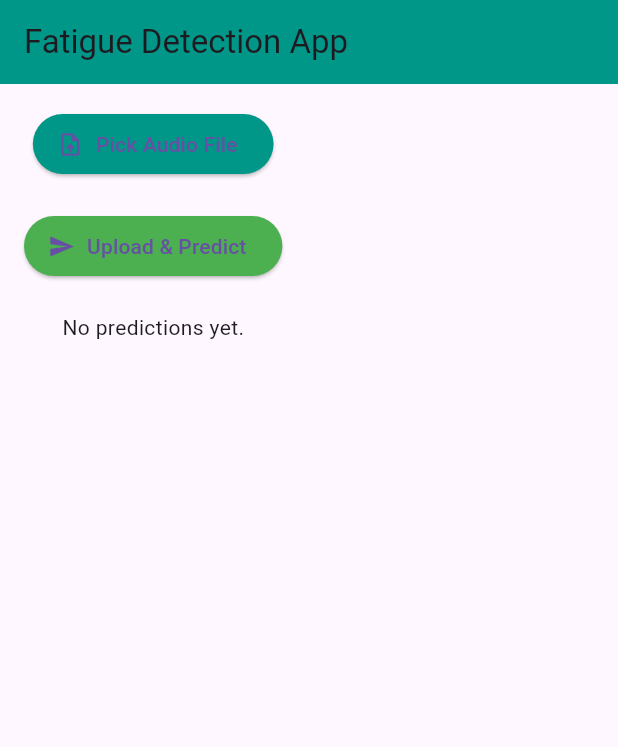
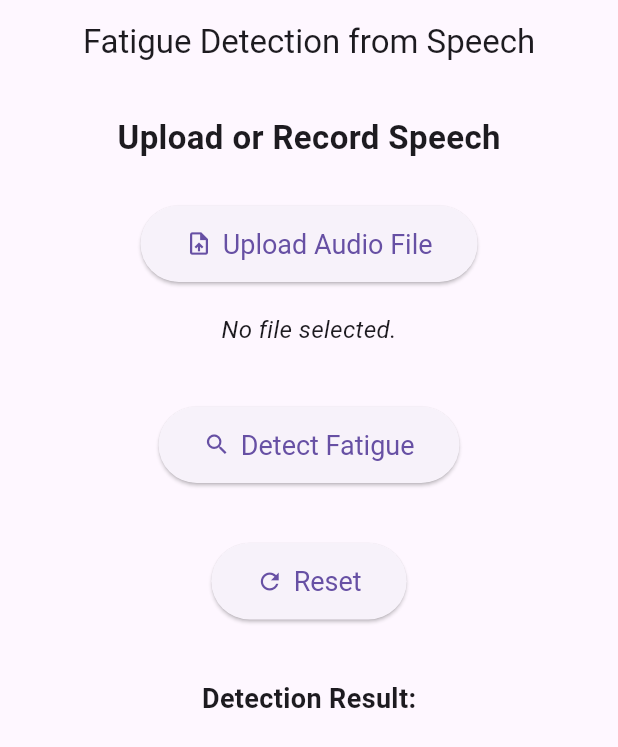
Before and after one commit to Harinirajaram/Fatigue_app, a Flutter app: the screen it shows after launch, on a phone screen of 412 x 824 dp. Shown: the top 747 px of the screen. Run offline on Flutter 3.47's test engine with Material 3 defaults, Android fonts, the phone set to English and light mode, and no system bars; our stand-ins replace file_picker, permission_handler.

Commit message:
Update main.dart

```diff
--- a/flutter_app_f/lib/main.dart
+++ b/flutter_app_f/lib/main.dart
@@ -1,152 +1,193 @@
-import 'dart:convert';
-import 'dart:io';
 import 'package:flutter/material.dart';
 import 'package:file_picker/file_picker.dart';
+import 'package:permission_handler/permission_handler.dart';
+import 'dart:io';
 import 'package:http/http.dart' as http;
-import 'package:path/path.dart' as path;
-import 'package:permission_handler/permission_handler.dart';
-import 'package:flutter_spinkit/flutter_spinkit.dart';
-import 'package:audioplayers/audioplayers.dart';
-import 'package:fluttertoast/fluttertoast.dart';
+import 'dart:convert'; // For json decoding
+import 'package:path/path.dart' as p;
 
 void main() {
-  runApp(MaterialApp(
-    home: const FatigueDetectionScreen(),
-    debugShowCheckedModeBanner: false,
-  ));
+  runApp(const FatigueDetectionApp());
 }
 
-class FatigueDetectionScreen extends StatefulWidget {
-  const FatigueDetectionScreen({Key? key}) : super(key: key);
+class FatigueDetectionApp extends StatelessWidget {
+  const FatigueDetectionApp({super.key});
 
   @override
-  _FatigueDetectionScreenState createState() => _FatigueDetectionScreenState();
+  Widget build(BuildContext context) {
+    return MaterialApp(
+      title: 'Fatigue Detection',
+      theme: ThemeData(primarySwatch: Colors.deepPurple),
+      home: const FatigueHomePage(),
+      debugShowCheckedModeBanner: false,
+    );
+  }
 }
 
-class _FatigueDetectionScreenState extends State<FatigueDetectionScreen> {
-  File? selectedFile;
-  List<Map<String, String>> predictionResults = [];
-  bool isLoading = false;
-  AudioPlayer audioPlayer = AudioPlayer();
+class FatigueHomePage extends StatefulWidget {
+  const FatigueHomePage({super.key});
 
-  Future<void> pickAudioFile() async {
-    final result = await FilePicker.platform.pickFiles(
+  @override
+  State<FatigueHomePage> createState() => _FatigueHomePageState();
+}
+
+class _FatigueHomePageState extends State<FatigueHomePage> {
+  String uploadStatus = "No file selected.";
+  File? uploadedFile;
+  bool isUploading = false;
+  List<String> predictionList = [];
+
+  @override
+  void initState() {
+    super.initState();
+    _requestPermissions();
+  }
+
+  Future<void> _requestPermissions() async {
+    await Permission.microphone.request();
+    await Permission.storage.request();
+  }
+
+  Future<void> _uploadFile() async {
+    FilePickerResult? result = await FilePicker.platform.pickFiles(
       type: FileType.custom,
-      allowedExtensions: ['wav'],
+      allowedExtensions: ['wav', 'mp3', 'm4a'],
     );
 
     if (result != null && result.files.single.path != null) {
       setState(() {
-        selectedFile = File(result.files.single.path!);
-        predictionResults = [];
+        uploadedFile = File(result.files.single.path!);
+        uploadStatus = "File Uploaded: ${p.basename(uploadedFile!.path)}";
+      });
+    } else {
+      setState(() {
+        uploadStatus = "No file selected.";
       });
     }
   }
 
-  Future<void> uploadAndPredict() async {
-    if (selectedFile == null) return;
-
-    setState(() {
-      isLoading = true;
-      predictionResults.clear();
-    });
-
-    var uri = Uri.parse("http://192.168.137.1:5000/predict");
-    var request = http.MultipartRequest('POST', uri);
-    request.files.add(await http.MultipartFile.fromPath('file', selectedFile!.path));
-
-    try {
-      var streamedResponse = await request.send();
-      var response = await http.Response.fromStream(streamedResponse);
-
-      if (response.statusCode == 200) {
-        var decodedResponse = json.decode(response.body);
-
-        // Ensure that you're handling the "predictions" key correctly
-        if (decodedResponse['predictions'] != null) {
-          setState(() {
-            predictionResults = List<Map<String, String>>.from(decodedResponse['predictions']);
-          });
-        } else {
-          Fluttertoast.showToast(msg: "No predictions found in the response.");
-        }
-      } else {
-        Fluttertoast.showToast(msg: "Server error: ${response.statusCode}");
-      }
-    } catch (e) {
-      Fluttertoast.showToast(msg: "Error: $e");
+  Future<void> detectFatigue() async {
+    if (uploadedFile == null) {
+      setState(() {
+        predictionList = ["Please upload a file first."];
+      });
+      return;
     }
 
     setState(() {
-      isLoading = false;
+      isUploading = true;
+      predictionList = ["Processing..."];
     });
+
+    try {
+      var uri = Uri.parse("https://fatigue-app-hhji.onrender.com/predict");
+      var request = http.MultipartRequest('POST', uri);
+
+      // Add the file to the request
+      request.files.add(await http.MultipartFile.fromPath(
+        'file',
+        uploadedFile!.path,
+        filename: p.basename(uploadedFile!.path),
+      ));
+
+      // Send the request
+      var response = await request.send();
+
+      if (response.statusCode == 200) {
+        var respStr = await response.stream.bytesToString();
+        var jsonResp = json.decode(respStr);
+
+        List<dynamic> predictions = jsonResp['predictions'];
+        setState(() {
+          predictionList = predictions.map((item) =>
+          "Time ${item['start_time']} - ${item['end_time']}: ${item['label']}").toList();
+        });
+      } else {
+        setState(() {
+          predictionList = ["Error: Server returned ${response.statusCode}"];
+        });
+      }
+    } catch (e) {
+      setState(() {
+        predictionList = ["Failed to connect to server: $e"];
+      });
+    } finally {
+      setState(() {
+        isUploading = false;
+      });
+    }
   }
 
 
-  void clearResults() {
+  void reset() {
     setState(() {
-      predictionResults.clear();
-      selectedFile = null;
+      uploadedFile = null;
+      predictionList = [];
+      uploadStatus = "No file selected.";
     });
-  }
-
-  Widget buildPredictionResult() {
-    if (predictionResults.isEmpty) {
-      return const Text("No predictions yet.");
-    }
-
-    return Column(
-      children: predictionResults.map((result) {
-        return Card(
-          margin: const EdgeInsets.symmetric(vertical: 6, horizontal: 8),
-          elevation: 2,
-          child: ListTile(
-            title: Text('${result['start_time']} - ${result['end_time']}'),
-            subtitle: Text('Label: ${result['label']}'),
-          ),
-        );
-      }).toList(),
-    );
   }
 
   @override
   Widget build(BuildContext context) {
     return Scaffold(
-      appBar: AppBar(
-        title: const Text('Fatigue Detection App'),
-        backgroundColor: Colors.teal,
-      ),
+      appBar: AppBar(title: const Text('Fatigue Detection from Speech'), centerTitle: true),
       body: Padding(
-        padding: const EdgeInsets.all(16),
+        padding: const EdgeInsets.all(20.0),
         child: Column(
+          mainAxisAlignment: MainAxisAlignment.center,
           children: [
+            const Text('Upload or Record Speech', style: TextStyle(fontSize: 22, fontWeight: FontWeight.bold)),
+            const SizedBox(height: 30),
             ElevatedButton.icon(
-              onPressed: pickAudioFile,
+              onPressed: _uploadFile,
               icon: const Icon(Icons.upload_file),
-              label: const Text("Pick Audio File"),
-              style: ElevatedButton.styleFrom(backgroundColor: Colors.teal),
-            ),
-            const SizedBox(height: 10),
-            if (selectedFile != null)
-              Text('Selected File: ${path.basename(selectedFile!.path)}'),
-            const SizedBox(height: 10),
-            ElevatedButton.icon(
-              onPressed: isLoading ? null : uploadAndPredict,
-              icon: const Icon(Icons.send),
-              label: const Text("Upload & Predict"),
-              style: ElevatedButton.styleFrom(backgroundColor: Colors.green),
+              label: const Text("Upload Audio File"),
+              style: ElevatedButton.styleFrom(
+                padding: const EdgeInsets.symmetric(horizontal: 30, vertical: 15),
+                textStyle: const TextStyle(fontSize: 18),
+              ),
             ),
             const SizedBox(height: 20),
-            if (isLoading)
-              const SpinKitCircle(color: Colors.blue, size: 50),
-            Expanded(child: buildPredictionResult()),
-            if (predictionResults.isNotEmpty)
-              ElevatedButton.icon(
-                onPressed: clearResults,
-                icon: const Icon(Icons.clear_all),
-                label: const Text("Clear Results"),
-                style: ElevatedButton.styleFrom(backgroundColor: Colors.redAccent),
+            Text(uploadStatus, style: const TextStyle(fontSize: 16, fontStyle: FontStyle.italic)),
+            const SizedBox(height: 40),
+            ElevatedButton.icon(
+              onPressed: detectFatigue,
+              icon: const Icon(Icons.search),
+              label: const Text("Detect Fatigue"),
+              style: ElevatedButton.styleFrom(
+                padding: const EdgeInsets.symmetric(horizontal: 30, vertical: 15),
+                textStyle: const TextStyle(fontSize: 18),
               ),
+            ),
+            const SizedBox(height: 40),
+            ElevatedButton.icon(
+              onPressed: reset,
+              icon: const Icon(Icons.refresh),
+              label: const Text("Reset"),
+              style: ElevatedButton.styleFrom(
+                padding: const EdgeInsets.symmetric(horizontal: 30, vertical: 15),
+                textStyle: const TextStyle(fontSize: 18),
+              ),
+            ),
+            const SizedBox(height: 40),
+            const Text('Detection Result:', style: TextStyle(fontSize: 18, fontWeight: FontWeight.w600)),
+            const SizedBox(height: 10),
+            isUploading
+                ? const CircularProgressIndicator()
+                : Expanded(
+              child: ListView.builder(
+                itemCount: predictionList.length,
+                itemBuilder: (context, index) {
+                  return ListTile(
+                    leading: const Icon(Icons.access_time),
+                    title: Text(
+                      predictionList[index],
+                      style: const TextStyle(fontSize: 16),
+                    ),
+                  );
+                },
+              ),
+            ),
           ],
         ),
       ),
```
